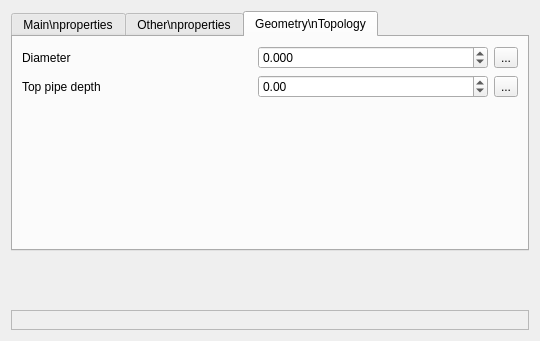
Qt form Lamia/iface/qgiswidget/tools/toolprepro/base3_waterdistribution/lamiabase_wds_edge_tool_ui.ui (Artelia/Lamia) before a commit.
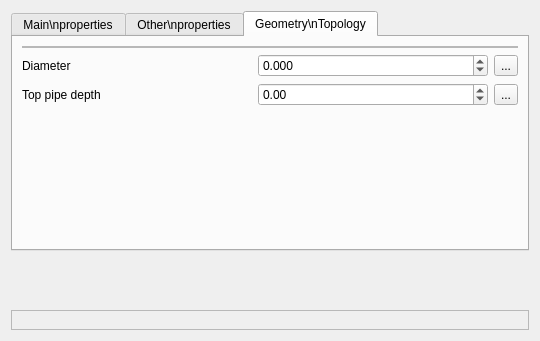
The same form after that commit. The open tabs and pages were chosen to show the change.

```diff
--- a/Lamia/iface/qgiswidget/tools/toolprepro/base3_waterdistribution/lamiabase_wds_edge_tool_ui.ui
+++ b/Lamia/iface/qgiswidget/tools/toolprepro/base3_waterdistribution/lamiabase_wds_edge_tool_ui.ui
@@ -206,16 +206,6 @@
       </attribute>
       <layout class="QGridLayout" name="gridLayout_4">
        <item row="1" column="0">
-        <widget class="QLabel" name="label_10">
-         <property name="text">
-          <string>Top pipe depth</string>
-         </property>
-         <property name="wordWrap">
-          <bool>true</bool>
-         </property>
-        </widget>
-       </item>
-       <item row="0" column="0">
         <widget class="QLabel" name="label_2">
          <property name="text">
           <string>Diameter</string>
@@ -225,24 +215,17 @@
          </property>
         </widget>
        </item>
-       <item row="0" column="2">
-        <widget class="QToolButton" name="toolButton_diametre">
+       <item row="2" column="0">
+        <widget class="QLabel" name="label_10">
          <property name="text">
-          <string>...</string>
+          <string>Top pipe depth</string>
+         </property>
+         <property name="wordWrap">
+          <bool>true</bool>
          </property>
         </widget>
        </item>
        <item row="1" column="1">
-        <widget class="QDoubleSpinBox" name="doubleSpinBox_gene">
-         <property name="minimum">
-          <double>-1.000000000000000</double>
-         </property>
-         <property name="maximum">
-          <double>999999.000000000000000</double>
-         </property>
-        </widget>
-       </item>
-       <item row="0" column="1">
         <widget class="QDoubleSpinBox" name="doubleSpinBox_diametre">
          <property name="decimals">
           <number>3</number>
@@ -255,7 +238,7 @@
          </property>
         </widget>
        </item>
-       <item row="1" column="2">
+       <item row="2" column="2">
         <widget class="QToolButton" name="toolButton_gene">
          <property name="text">
           <string>...</string>
@@ -263,6 +246,23 @@
         </widget>
        </item>
        <item row="2" column="1">
+        <widget class="QDoubleSpinBox" name="doubleSpinBox_gene">
+         <property name="minimum">
+          <double>-1.000000000000000</double>
+         </property>
+         <property name="maximum">
+          <double>999999.000000000000000</double>
+         </property>
+        </widget>
+       </item>
+       <item row="1" column="2">
+        <widget class="QToolButton" name="toolButton_diametre">
+         <property name="text">
+          <string>...</string>
+         </property>
+        </widget>
+       </item>
+       <item row="3" column="1">
         <spacer name="verticalSpacer_3">
          <property name="orientation">
           <enum>Qt::Vertical</enum>
@@ -275,6 +275,30 @@
          </property>
         </spacer>
        </item>
+       <item row="0" column="0" colspan="3">
+        <widget class="QFrame" name="frame_edgetonode">
+         <property name="frameShape">
+          <enum>QFrame::StyledPanel</enum>
+         </property>
+         <property name="frameShadow">
+          <enum>QFrame::Raised</enum>
+         </property>
+         <layout class="QVBoxLayout" name="verticalLayout_2">
+          <property name="leftMargin">
+           <number>0</number>
+          </property>
+          <property name="topMargin">
+           <number>0</number>
+          </property>
+          <property name="rightMargin">
+           <number>0</number>
+          </property>
+          <property name="bottomMargin">
+           <number>0</number>
+          </property>
+         </layout>
+        </widget>
+       </item>
       </layout>
      </widget>
     </widget>
```
Left out of the diff: 2 changed lines with no effect on the pictures.
